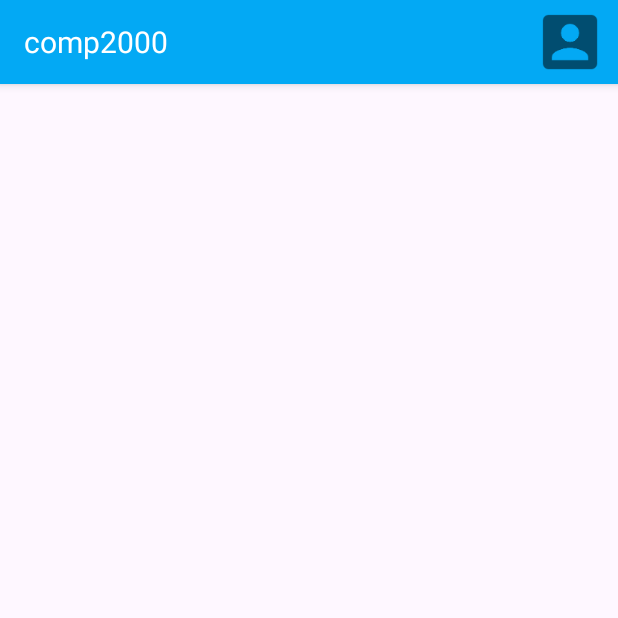
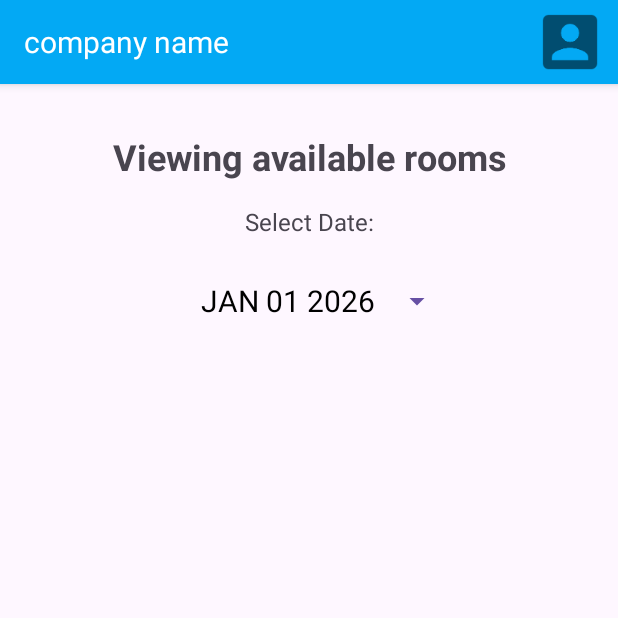
Before and after one commit to bartyboy555/COMP-2000-mobile-application, an Android app: the viewAvailableRooms screen opened directly, with no data from a screen before it, on a phone screen of 412 x 824 dp, the top half of it. Run offline under Robolectric (Android 15) with nearby library versions, the phone set to English and light mode, and no system bars; 1 statement that could not run was skipped.

Commit message:
added basic date picker to available rooms activity

```diff
--- a/app/src/main/java/com/example/comp_2000_mobile_application/viewAvailableRooms.java
+++ b/app/src/main/java/com/example/comp_2000_mobile_application/viewAvailableRooms.java
@@ -1,7 +1,13 @@
 package com.example.comp_2000_mobile_application;
 
 
+import android.app.AlertDialog;
+import android.app.DatePickerDialog;
 import android.os.Bundle;
+import android.view.View;
+import android.widget.Button;
+import android.widget.DatePicker;
+
 import androidx.appcompat.widget.Toolbar;
 
 import androidx.appcompat.app.AppCompatActivity;
@@ -10,7 +16,12 @@ import androidx.core.view.ViewCompat;
 import androidx.core.view.WindowCompat;
 import androidx.core.view.WindowInsetsCompat;
 
+import java.util.Calendar;
+
 public class viewAvailableRooms extends AppCompatActivity {
+
+    private DatePickerDialog datePickerDialog;
+    private Button dateButton;
 
     @Override
     protected void onCreate(Bundle savedInstanceState) {
@@ -23,8 +34,97 @@ public class viewAvailableRooms extends AppCompatActivity {
             return insets;
         });
 
+        // date picker call and finding xml resource
+        initDatePicker();
+        dateButton = findViewById(R.id.datePickerButton);
+
     }
 
+    private void initDatePicker() {
 
+        DatePickerDialog.OnDateSetListener dateSetListener = new DatePickerDialog.OnDateSetListener() {
+            @Override
+            public void onDateSet(DatePicker view, int year, int month, int day) {
 
+               month = month + 1;
+               String date = makeDateString(day, month, year);
+               // changing button text to selected date
+               dateButton.setText(getTodaysDate());
+            }
+        };
+
+        Calendar cal = Calendar.getInstance();
+        int year = cal.get(Calendar.YEAR);
+        int month = cal.get(Calendar.MONTH);
+        int day = cal.get(Calendar.DAY_OF_MONTH);
+
+        int style = AlertDialog.THEME_HOLO_LIGHT;
+
+        datePickerDialog = new DatePickerDialog(this, style, dateSetListener, year, month, day);
+        // setting minimum date for calendar to prevent bookings in past
+
+        // using minimum date to midnight today so time is valid
+        Calendar minDate = Calendar.getInstance();
+        minDate.set(Calendar.HOUR_OF_DAY, 0);
+        minDate.set(Calendar.MINUTE, 0);
+        minDate.set(Calendar.SECOND, 0);
+        minDate.set(Calendar.MILLISECOND, 0);
+
+        datePickerDialog.getDatePicker().setMinDate(minDate.getTimeInMillis());
+
+    }
+
+    // get today's date method
+    private String getTodaysDate() {
+
+        Calendar cal = Calendar.getInstance();
+        int year = cal.get(Calendar.YEAR);
+        int month = cal.get(Calendar.MONTH);
+        month = month + 1;
+        int day = cal.get(Calendar.DAY_OF_MONTH);
+        return makeDateString(day, month, year);
+
+    }
+
+    private String makeDateString(int day, int month, int year) {
+
+        // returns formated date
+        return day + " " + getMonthFormat(month) + " " + year;
+    }
+
+    private String getMonthFormat(int month) {
+
+        if (month == 1)
+            return "JAN";
+        if (month == 2 )
+            return "FEB";
+        if (month == 3)
+            return "MAR";
+        if (month == 4)
+            return "APR";
+        if (month == 5)
+            return "MAY";
+        if (month == 6)
+            return "JUN";
+        if (month == 7)
+            return "JUL";
+        if (month == 8)
+            return "AUG";
+        if (month == 9)
+            return "OCT";
+        if (month == 10)
+            return "NOV";
+        if (month == 11)
+            return "DEC";
+        if (month == 12)
+            return "JAN";
+        //default
+        return "JAN";
+
+    }
+
+    public void openDatePicker(View view) {
+        // opens date picker when button is clicked
+        datePickerDialog.show();
+    }
 }
--- a/app/src/main/res/layout/toolbar.xml
+++ b/app/src/main/res/layout/toolbar.xml
@@ -10,7 +10,7 @@
         android:id="@+id/companyName"
         android:layout_width="wrap_content"
         android:layout_height="wrap_content"
-        android:text="comp2000"
+        android:text="@string/companyName"
         android:textSize="20sp"
         android:textColor="@android:color/white"
         android:layout_centerVertical="true"
@@ -23,7 +23,7 @@
         android:layout_height="48dp"
         android:src="@drawable/ic_account_box"
         android:background="?attr/selectableItemBackgroundBorderless"
-        android:contentDescription="Account"
+        android:contentDescription="AccountButton"
         android:layout_centerVertical="true"
         android:layout_alignParentEnd="true"
         android:layout_marginEnd="8dp" />
--- a/app/src/main/res/layout/view_available_rooms.xml
+++ b/app/src/main/res/layout/view_available_rooms.xml
@@ -11,4 +11,44 @@
         android:id="@+id/toolbar"
         layout="@layout/toolbar"/>
 
+    <TextView
+        android:id="@+id/textView9"
+        android:layout_width="wrap_content"
+        android:layout_height="wrap_content"
+        android:layout_marginTop="88dp"
+        android:text="@string/viewAvailableRoomsTitle"
+        android:textAlignment="center"
+        android:textSize="24sp"
+        android:textStyle="bold"
+        app:layout_constraintEnd_toEndOf="parent"
+        app:layout_constraintHorizontal_bias="0.498"
+        app:layout_constraintStart_toStartOf="parent"
+        app:layout_constraintTop_toTopOf="parent" />
+
+    <TextView
+        android:id="@+id/textView6"
+        android:layout_width="wrap_content"
+        android:layout_height="wrap_content"
+        android:layout_marginTop="16dp"
+        android:text="Select Date:"
+        android:textSize="16sp"
+        app:layout_constraintEnd_toEndOf="parent"
+        app:layout_constraintStart_toStartOf="parent"
+        app:layout_constraintTop_toBottomOf="@+id/textView9" />
+
+    <Button
+        android:id="@+id/datePickerButton"
+        style="?android:spinnerStyle"
+        android:layout_width="192dp"
+        android:layout_height="48dp"
+        android:text="JAN 01 2026"
+        android:textColor="@color/black"
+        android:textSize="20sp"
+        app:layout_constraintBottom_toBottomOf="parent"
+        app:layout_constraintEnd_toEndOf="parent"
+        app:layout_constraintStart_toStartOf="parent"
+        app:layout_constraintTop_toBottomOf="@+id/textView6"
+        app:layout_constraintVertical_bias="0.029"
+        android:onClick="openDatePicker"/>
+
 </androidx.constraintlayout.widget.ConstraintLayout>
--- a/app/src/main/res/values/strings.xml
+++ b/app/src/main/res/values/strings.xml
@@ -1,3 +1,5 @@
 <resources>
     <string name="app_name">COMP-2000-mobile-application</string>
+    <string name="companyName">company name</string>
+    <string name="viewAvailableRoomsTitle">Viewing available rooms</string>
 </resources>
```
Also changed, not shown: app/src/main/res/layout/homepage.xml (+8 -2 lines).
